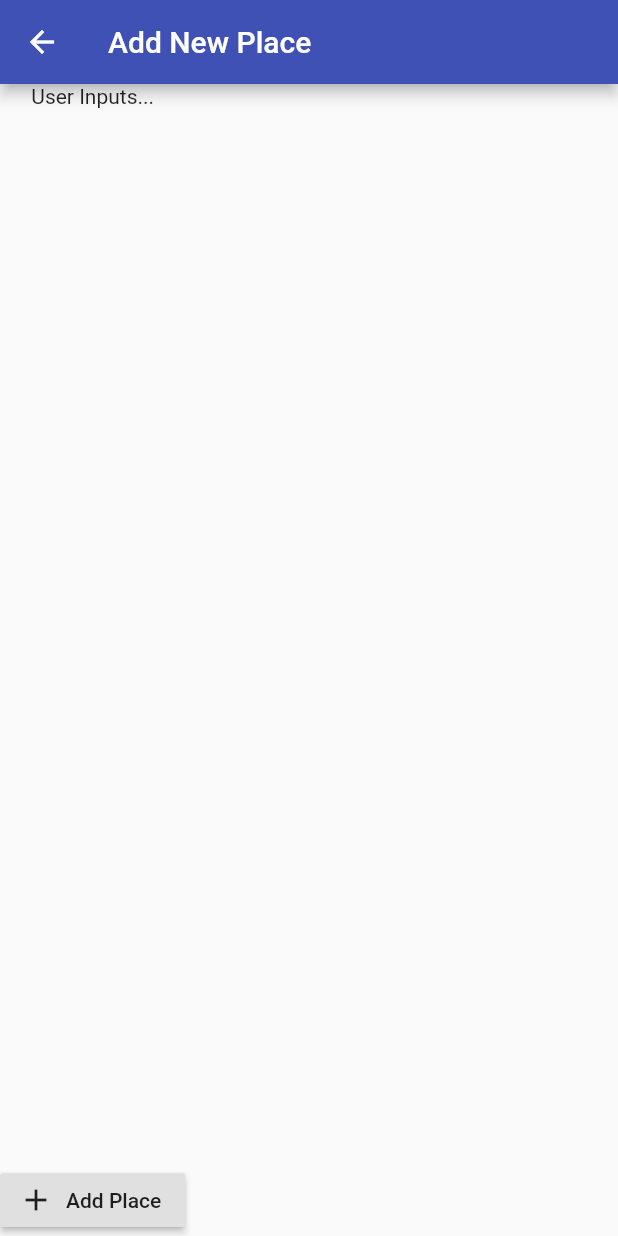
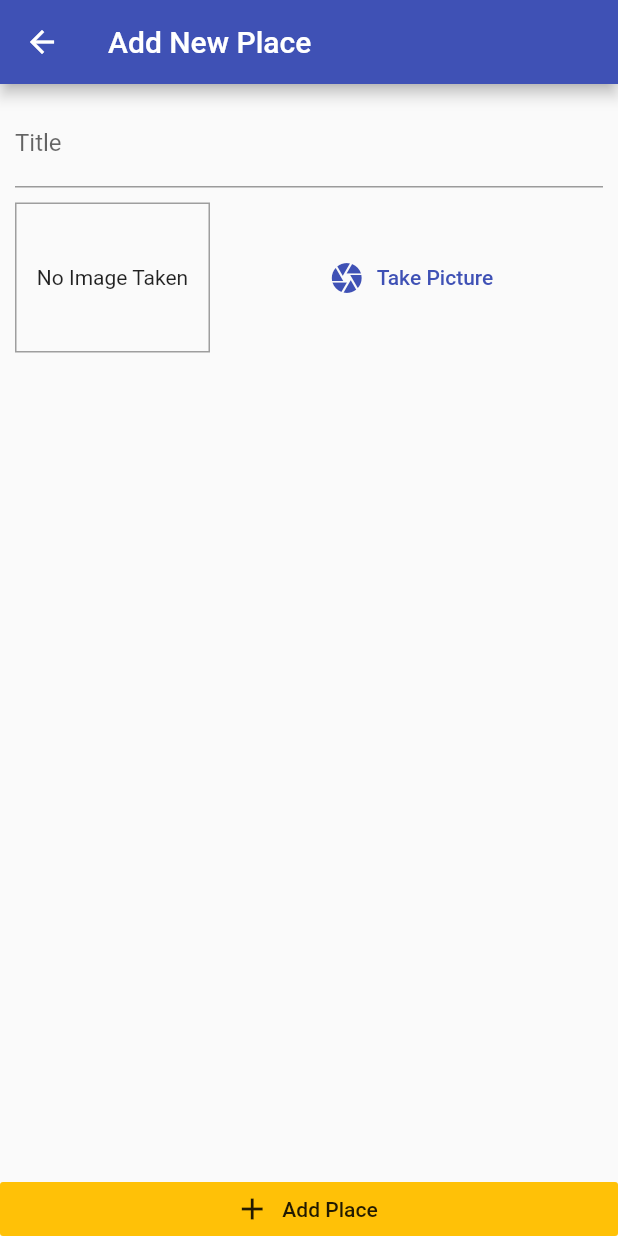
Before and after one commit to muhammedrishadpe/GreatPlaces_App, a Flutter app: the AddPlaceScreen screen opened by its route, on a phone screen of 412 x 824 dp. Run offline on Flutter 3.47's test engine with Material 2 defaults, Android fonts, the phone set to English and light mode, and no system bars.

Commit message:
Adding the _Add Place_ Screen & An Image Input

```diff
--- a/lib/screens/add_place_screen.dart
+++ b/lib/screens/add_place_screen.dart
@@ -1,4 +1,5 @@
 import 'package:flutter/material.dart';
+import '../widgets/image_input.dart';
 
 class AddPlaceScreen extends StatefulWidget {
   static const routeName = '/add-place';
@@ -8,6 +9,7 @@ class AddPlaceScreen extends StatefulWidget {
 }
 
 class _AddPlaceScreenState extends State<AddPlaceScreen> {
+  final _titleController = TextEditingController();
   @override
   Widget build(BuildContext context) {
     return Scaffold(
@@ -15,13 +17,34 @@ class _AddPlaceScreenState extends State<AddPlaceScreen> {
         title: Text('Add New Place'),
       ),
       body: Column(
-        mainAxisAlignment: MainAxisAlignment.spaceBetween,
+        crossAxisAlignment: CrossAxisAlignment.stretch,
         children: <Widget>[
-          Text('User Inputs...'),
+          Expanded(
+            child: SingleChildScrollView(
+              child: Padding(
+                padding: EdgeInsets.all(10),
+                child: Column(
+                  children: <Widget>[
+                    TextField(
+                      decoration: InputDecoration(labelText: 'Title'),
+                      controller: _titleController,
+                    ),
+                    SizedBox(
+                      height: 10,
+                    ),
+                    ImageInput(),
+                  ],
+                ),
+              ),
+            ),
+          ),
           RaisedButton.icon(
             icon: Icon(Icons.add),
             label: Text('Add Place'),
             onPressed: () {},
+            elevation: 0,
+            materialTapTargetSize: MaterialTapTargetSize.shrinkWrap,
+            color: Theme.of(context).accentColor,
           )
         ],
       ),
--- /dev/null
+++ b/lib/widgets/image_input.dart
@@ -0,0 +1,47 @@
+import 'dart:io';
+import 'package:flutter/material.dart';
+
+class ImageInput extends StatefulWidget {
+  @override
+  _ImageInputState createState() => _ImageInputState();
+}
+
+class _ImageInputState extends State<ImageInput> {
+  File _storedImage;
+  @override
+  Widget build(BuildContext context) {
+    return Row(
+      children: <Widget>[
+        Container(
+          width: 130,
+          height: 100,
+          decoration: BoxDecoration(
+            border: Border.all(width: 1, color: Colors.grey),
+          ),
+          child: _storedImage != null
+              ? Image.file(
+                  _storedImage,
+                  fit: BoxFit.cover,
+                  width: double.infinity,
+                )
+              : Text(
+                  'No Image Taken',
+                  textAlign: TextAlign.center,
+                ),
+          alignment: Alignment.center,
+        ),
+        SizedBox(
+          width: 10,
+        ),
+        Expanded(
+          child: FlatButton.icon(
+            icon: Icon(Icons.camera),
+            label: Text('Take Picture'),
+            textColor: Theme.of(context).primaryColor,
+            onPressed: () {},
+          ),
+        ),
+      ],
+    );
+  }
+}
```
